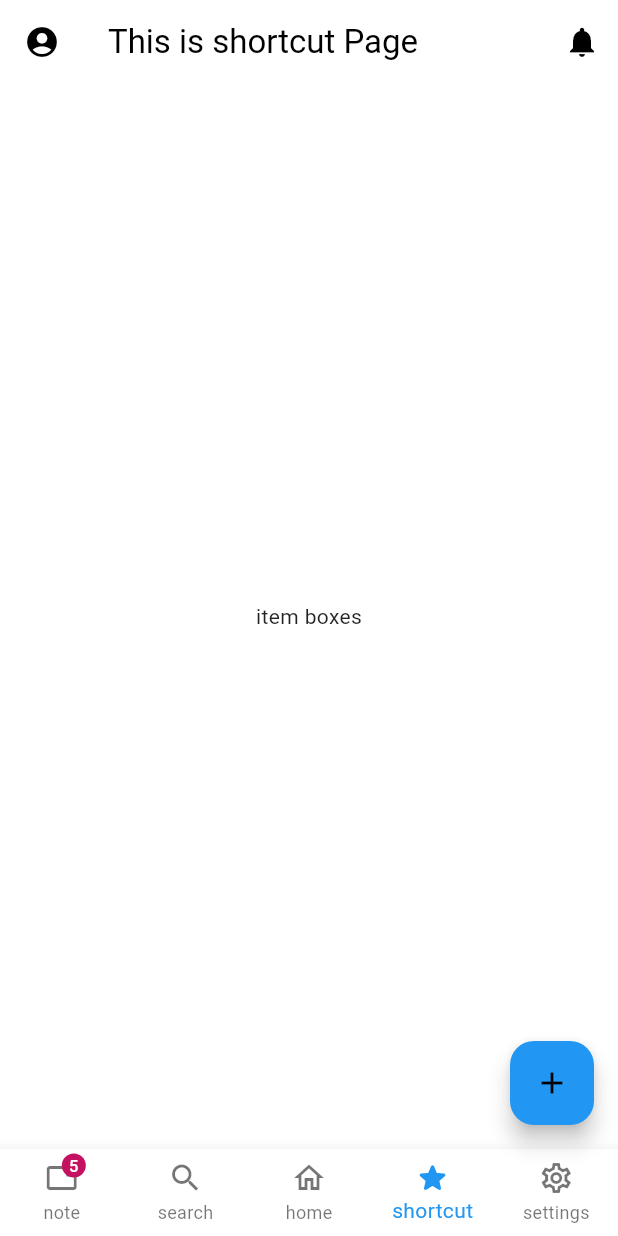
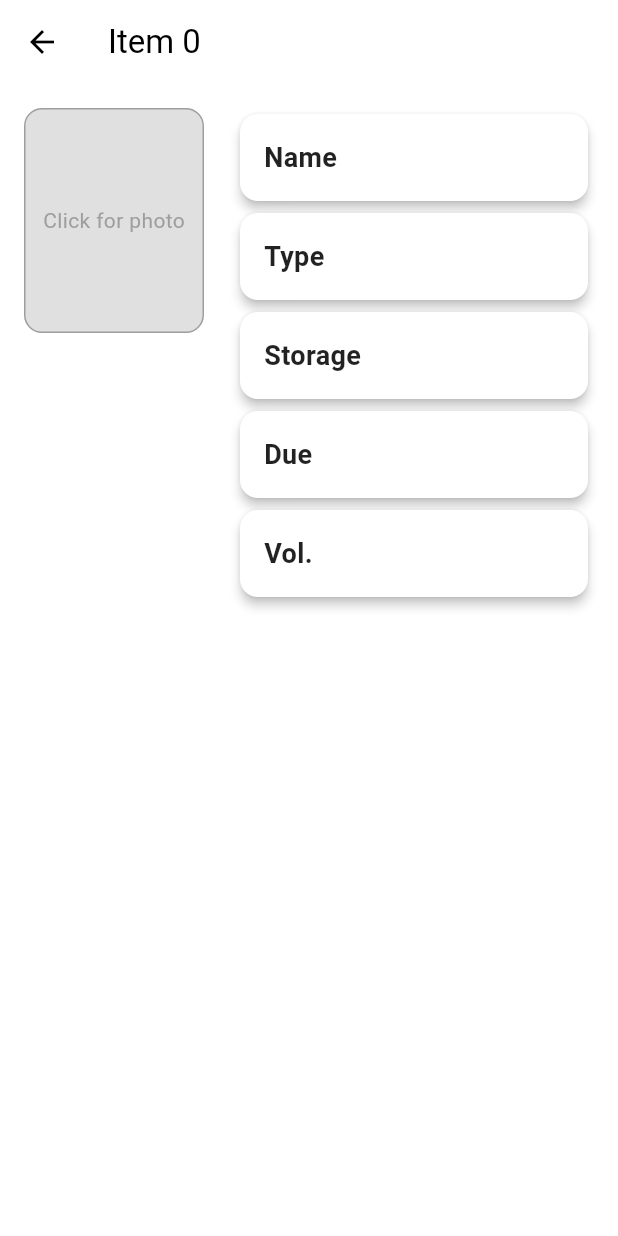
Before and after one commit to my-ice-box/my_ice_box, a Flutter app: the screen it shows after launch, item 4 of the bottom bar chosen, after a tap on the "add" icon, on a phone screen of 412 x 824 dp. Run offline on Flutter 3.47's test engine with Material 3 defaults, Android fonts, the phone set to English and light mode, and no system bars; our stand-ins replace supabase_flutter; accounts and stored records are empty.

Commit message:
Selecting item leads to a new page with a form to fill out

```diff
--- a/lib/main.dart
+++ b/lib/main.dart
@@ -102,7 +102,7 @@ class _MainPageState extends State<MainPage> {
         ),
         const Placeholder(),
         const HomePage(),
-        ItemBox(),
+        CardGridPage(),
         const Placeholder(),
       ][currentPageIndex],
       floatingActionButton: FloatingActionButton(
--- a/lib/pages/item_box.dart
+++ b/lib/pages/item_box.dart
@@ -1,10 +1,159 @@
 import 'package:flutter/material.dart';
 
-class ItemBox extends StatelessWidget {
+class CardGridPage extends StatefulWidget {
+  const CardGridPage({super.key});
+
+  @override
+  State<CardGridPage> createState() => _CardGridPageState();
+}
+
+class _CardGridPageState extends State<CardGridPage> {
+  List<bool> items = List.generate(
+      12,
+      (index) =>
+          false); // 4x3 카드 배열, 나중에 container로 변경할 수 있으면 할 것, container 와 card의 차이?
+
+  void navigateToDetailPage(int index) {
+    Navigator.push(
+      context,
+      MaterialPageRoute(
+        builder: (context) => DetailPage(index: index),
+      ),
+    );
+  }
+
   @override
   Widget build(BuildContext context) {
-    return Center(
-      child: Text('item boxes'),
+    return Scaffold(
+      appBar: AppBar(
+        title: const Text('Ingredients'),
+      ),
+      body: Center(
+        child: Container(
+          padding: const EdgeInsets.all(8.0),
+          constraints: const BoxConstraints(maxWidth: 400), // 카드 배열 크기
+          child: AspectRatio(
+            aspectRatio: 4 / 3, // 카드 배열 - 종횡 4:3 배열
+            child: GridView.builder(
+              gridDelegate: const SliverGridDelegateWithFixedCrossAxisCount(
+                crossAxisCount: 4, // 가로에 4개 배열
+                mainAxisSpacing: 8,
+                crossAxisSpacing: 8,
+              ),
+              itemCount: items.length,
+              itemBuilder: (context, index) {
+                if (items[index]) {
+                  return Card(
+                    color: Colors.blue,
+                    elevation: 4,
+                    shape: RoundedRectangleBorder(
+                      borderRadius: BorderRadius.circular(12),
+                    ),
+                    child: const Center(
+                      child: Text(
+                        'Item',
+                        style: TextStyle(
+                          color: Colors.white,
+                          fontSize: 16,
+                          fontWeight: FontWeight.bold,
+                        ),
+                      ),
+                    ),
+                  );
+                } else {
+                  return GestureDetector(
+                    onTap: () => navigateToDetailPage(index), // 클릭 시 다른 페이지로 이동
+                    child: Card(
+                      color: Colors.grey[300],
+                      shape: RoundedRectangleBorder(
+                        borderRadius: BorderRadius.circular(12),
+                      ),
+                      child: const Center(
+                        child: Icon(
+                          Icons.add,
+                          size: 24,
+                          color: Colors.grey,
+                        ),
+                      ),
+                    ),
+                  );
+                }
+              },
+            ),
+          ),
+        ),
+      ),
     );
   }
 }
+
+// 다른 페이지 (이미지 + 정보)
+class DetailPage extends StatelessWidget {
+  final int index;
+  const DetailPage({super.key, required this.index});
+
+  @override
+  Widget build(BuildContext context) {
+    return Scaffold(
+      appBar: AppBar(
+        title: Text('Item $index'),
+      ),
+      body: Padding(
+        padding: const EdgeInsets.all(16.0),
+        child: Row(
+          crossAxisAlignment: CrossAxisAlignment.start,
+          children: [
+            // 왼쪽 - 이미지 업로드, 추후 이미지 업로드 기능 구현 필요
+            Container(
+              width: 120,
+              height: 150,
+              decoration: BoxDecoration(
+                color: Colors.grey[300],
+                borderRadius: BorderRadius.circular(12),
+                border: Border.all(color: Colors.grey),
+              ),
+              child: const Center(
+                child: Text(
+                  'Click for photo',
+                  style: TextStyle(color: Colors.grey, fontSize: 14),
+                ),
+              ),
+            ),
+            const SizedBox(width: 20), // 이미지와 정보 사이 간격
+
+            // 오른쪽 (카드 세로 배열) - 정보, 카드 말고 컨테이너로 바꾸는 것이 크기 조절도 용이하고 코드가 더 직관적일 듯, 추후에 컨테이너로 변경
+            Expanded(
+              child: Column(
+                crossAxisAlignment: CrossAxisAlignment.stretch,
+                children: [
+                  _buildCard('Name'),
+                  _buildCard('Type'),
+                  _buildCard('Storage'),
+                  _buildCard('Due'),
+                  _buildCard('Vol.'),
+                ],
+              ),
+            ),
+          ],
+        ),
+      ),
+    );
+  }
+
+  // 카드 스타일을 적용한 박스 위젯
+  Widget _buildCard(String title) {
+    return Card(
+      elevation: 3,
+      shape: RoundedRectangleBorder(
+        borderRadius: BorderRadius.circular(12),
+      ),
+      child: Padding(
+        padding: const EdgeInsets.all(16.0),
+        child: Text(
+          title,
+          style: const TextStyle(fontSize: 18, fontWeight: FontWeight.bold),
+        ),
+      ),
+    );
+  }
+}
```
